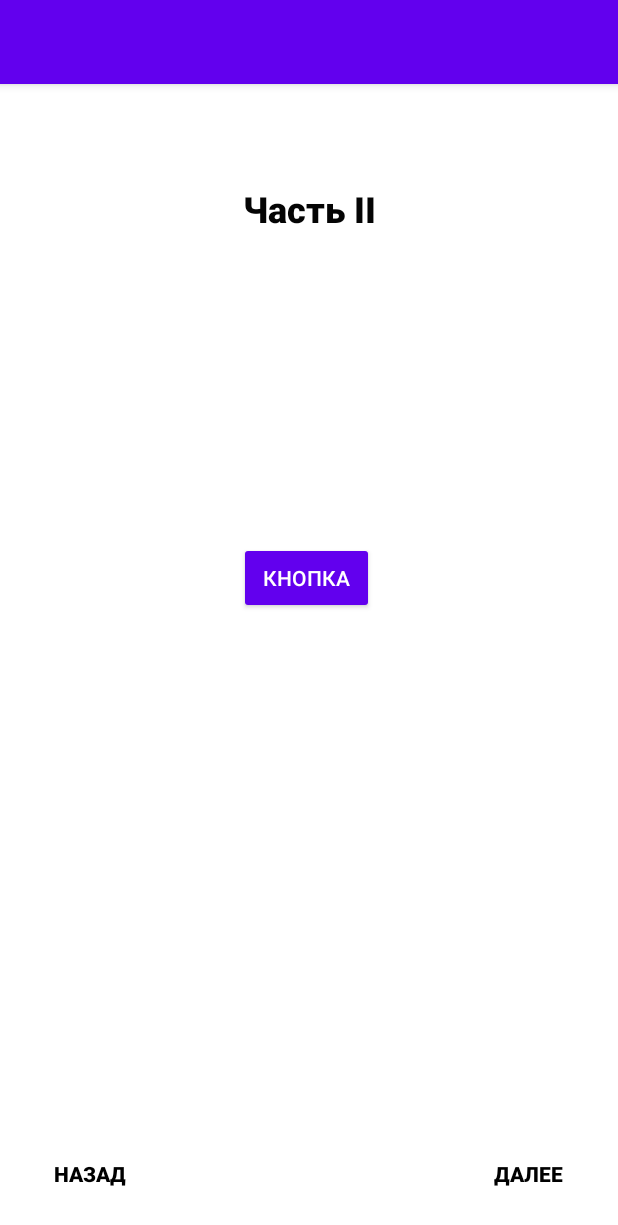
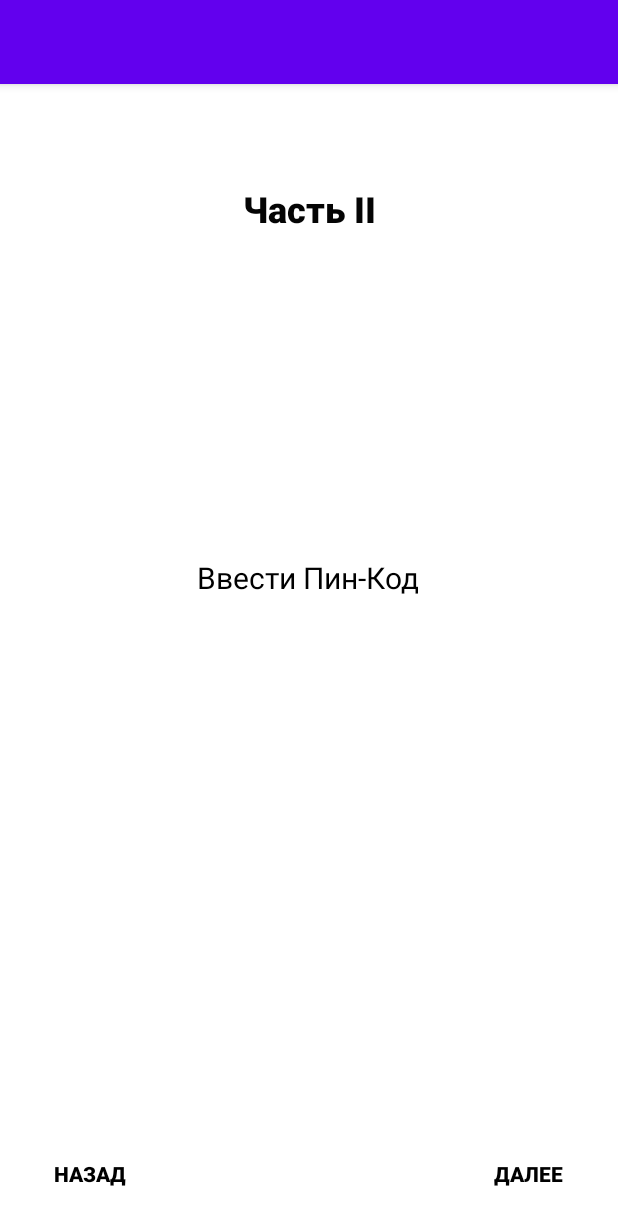
Before and after one commit to vvnikita74/C_and_Java_Android, an Android app: the SecondTaskActivity screen opened directly, with no data from a screen before it, on a phone screen of 412 x 824 dp. Shown: the top 1225 px of the screen. Run offline under Robolectric (Android 15) with nearby library versions, the phone set to English and light mode, and no system bars; 2 statements that could not run were skipped.

Commit message:
added pin functionality

```diff
--- a/app/src/main/java/com/example/firstlab/PinpadActivity.java
+++ b/app/src/main/java/com/example/firstlab/PinpadActivity.java
@@ -1,13 +1,11 @@
 package com.example.firstlab;
 
 import android.annotation.SuppressLint;
-import android.content.Context;
 import android.content.Intent;
 import android.os.Bundle;
 import android.view.View;
 import android.widget.Button;
 import android.widget.TextView;
-import android.widget.Toast;
 
 import androidx.appcompat.app.AppCompatActivity;
 
@@ -39,6 +37,9 @@ public class PinpadActivity extends AppCompatActivity {
         ShuffleKeys();
 
         findViewById(R.id.btnOK).setOnClickListener((View) -> {
+            Intent it = new Intent();
+            it.putExtra("pin", pin);
+            setResult(RESULT_OK, it);
             finish();
         });
 
--- a/app/src/main/java/com/example/firstlab/SecondTaskActivity.java
+++ b/app/src/main/java/com/example/firstlab/SecondTaskActivity.java
@@ -1,13 +1,18 @@
 package com.example.firstlab;
 
 import android.annotation.SuppressLint;
-import android.content.Context;
+import android.app.Activity;
 import android.content.Intent;
 import android.os.Bundle;
 import android.view.View;
 import android.widget.Button;
+import android.widget.TextView;
 import android.widget.Toast;
 
+import androidx.activity.result.ActivityResult;
+import androidx.activity.result.ActivityResultCallback;
+import androidx.activity.result.ActivityResultLauncher;
+import androidx.activity.result.contract.ActivityResultContracts;
 import androidx.appcompat.app.AppCompatActivity;
 
 import com.example.firstlab.databinding.ActivityMainBinding;
@@ -24,6 +29,7 @@ public class SecondTaskActivity extends AppCompatActivity {
     }
 
     private ActivityMainBinding binding;
+    ActivityResultLauncher activityResultLauncher;
 
     @SuppressLint("SetTextI18n")
     @Override
@@ -32,6 +38,22 @@ public class SecondTaskActivity extends AppCompatActivity {
         setContentView(R.layout.second_task_activity);
         Button nextBtn = findViewById(R.id.nextButton);
         Button backBtn = findViewById(R.id.backButton);
+        TextView text = findViewById(R.id.PinCode);
+
+        activityResultLauncher  = registerForActivityResult(
+                                    new ActivityResultContracts.StartActivityForResult(),
+                                    new ActivityResultCallback<ActivityResult>() {
+                                        @Override
+                                        public void onActivityResult(ActivityResult result) {
+                                            if (result.getResultCode() == Activity.RESULT_OK) {
+                                                Intent data = result.getData();
+                                                // обработка результата
+                                                text.setText("Вы ввели: " + data.getStringExtra("pin"));
+                                                // Toast.makeText(SecondTaskActivity.this, pin, Toast.LENGTH_SHORT).show();
+                                            }
+                                        }
+                                    }
+        );
 
         nextBtn.setOnClickListener(view -> {
             Toast.makeText(this, "Hello", Toast.LENGTH_SHORT).show();
@@ -45,7 +67,7 @@ public class SecondTaskActivity extends AppCompatActivity {
 
     public void onButtonClick (View view) {
         Intent intent = new Intent(getApplicationContext(), PinpadActivity.class);
-        startActivity(intent);
+        activityResultLauncher.launch(intent);
     }
 
     public static byte[] stringToHex(String s) {
--- a/app/src/main/res/layout/second_task_activity.xml
+++ b/app/src/main/res/layout/second_task_activity.xml
@@ -55,16 +55,31 @@
 
     <Button
         android:id="@+id/button"
-        style="@style/Widget.AppCompat.Button.Small"
+        style="@style/Widget.Material3.Button.TextButton"
         android:layout_width="wrap_content"
         android:layout_height="wrap_content"
         android:onClick="onButtonClick"
-        android:text="Кнопка"
+        android:text="Ввести Пин-Код"
+        android:textColor="#000000"
+        android:textSize="20sp"
         app:layout_constraintBottom_toBottomOf="parent"
         app:layout_constraintEnd_toEndOf="parent"
         app:layout_constraintHorizontal_bias="0.495"
         app:layout_constraintStart_toStartOf="parent"
         app:layout_constraintTop_toTopOf="parent"
-        app:layout_constraintVertical_bias="0.424" />
+        app:layout_constraintVertical_bias="0.424"
+        app:rippleColor="#191616" />
+
+    <TextView
+        android:id="@+id/PinCode"
+        android:layout_width="wrap_content"
+        android:layout_height="wrap_content"
+        android:textColor="#3F51B5"
+        app:layout_constraintBottom_toBottomOf="parent"
+        app:layout_constraintEnd_toEndOf="parent"
+        app:layout_constraintHorizontal_bias="0.498"
+        app:layout_constraintStart_toStartOf="parent"
+        app:layout_constraintTop_toBottomOf="@+id/button"
+        app:layout_constraintVertical_bias="0.379" />
 
 </androidx.constraintlayout.widget.ConstraintLayout>
```
